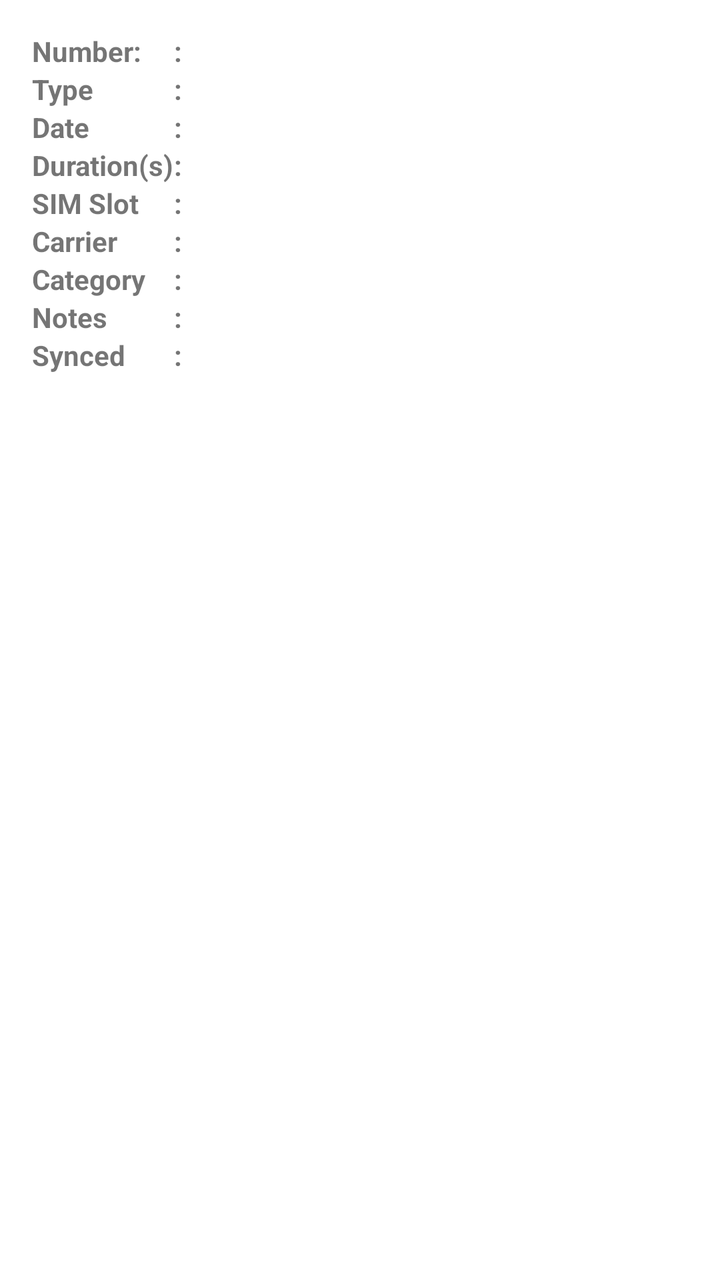
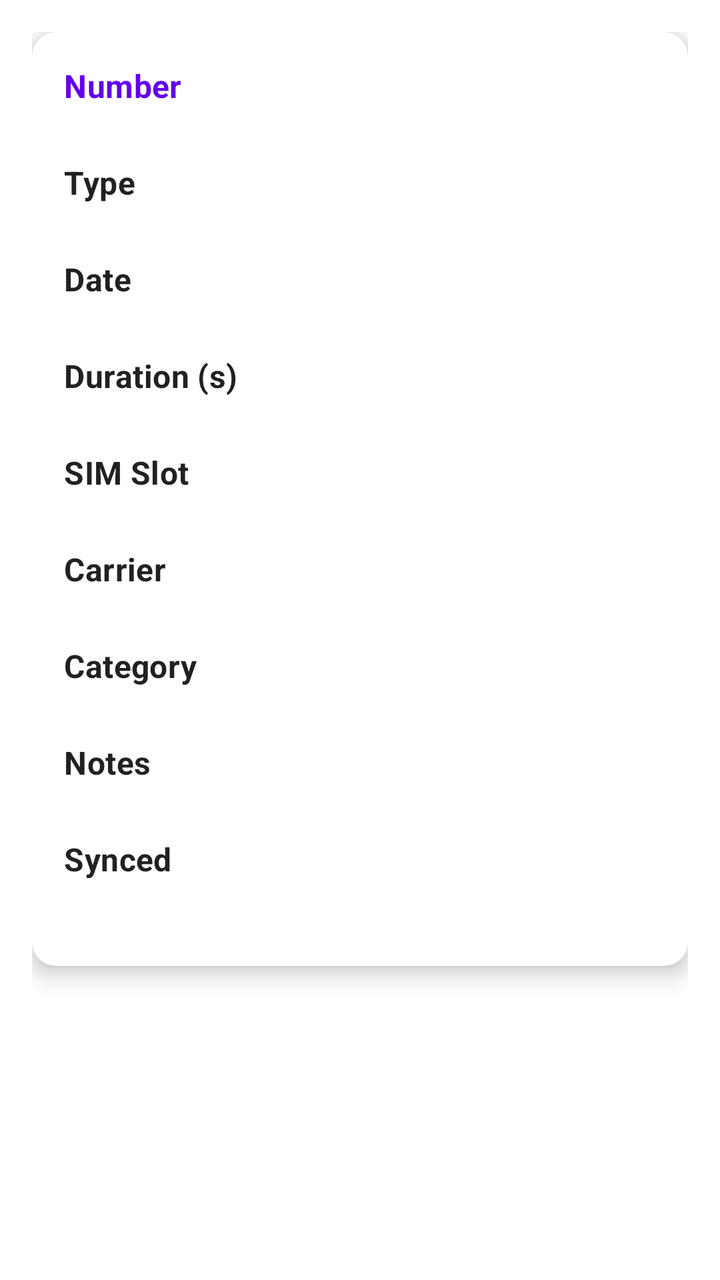

Two renders of the same Android screen: before a commit and after it. Below are the layout's source before the change and the commit's diff.
<!-- AndroidManifest.xml: application theme Theme.CalltrackApp -->
<!-- res/layout/dialog_call_details.xml -->
<?xml version="1.0" encoding="utf-8"?>
<ScrollView xmlns:android="http://schemas.android.com/apk/res/android"
    android:layout_width="match_parent"
    android:layout_height="wrap_content"
    android:padding="16dp">

    <TableLayout
        android:layout_width="match_parent"
        android:layout_height="wrap_content"
        android:stretchColumns="2">

        <TableRow>
            <TextView android:text="Number:" android:textStyle="bold"/>
            <TextView android:text="@string/colon" android:textStyle="bold"/>
            <TextView android:id="@+id/tvDetailNumber"/>
        </TableRow>

        <TableRow>
            <TextView android:text="Type" android:textStyle="bold"/>
            <TextView android:text="@string/colon" android:textStyle="bold"/>
            <TextView android:id="@+id/tvDetailType"/>
        </TableRow>

        <TableRow>
            <TextView android:text="Date" android:textStyle="bold"/>
            <TextView android:text="@string/colon" android:textStyle="bold"/>
            <TextView android:id="@+id/tvDetailDate"/>
        </TableRow>

        <TableRow>
            <TextView android:text="Duration(s)" android:textStyle="bold"/>
            <TextView android:text="@string/colon" android:textStyle="bold"/>
            <TextView android:id="@+id/tvDetailDuration"/>
        </TableRow>

        <TableRow>
            <TextView android:text="SIM Slot" android:textStyle="bold"/>
            <TextView android:text="@string/colon" android:textStyle="bold"/>
            <TextView android:id="@+id/tvDetailSimSlot"/>
        </TableRow>

        <TableRow>
            <TextView android:text="Carrier" android:textStyle="bold"/>
            <TextView android:text="@string/colon" android:textStyle="bold"/>
            <TextView android:id="@+id/tvDetailCarrier"/>
        </TableRow>

        <TableRow>
            <TextView android:text="Category" android:textStyle="bold"/>
            <TextView android:text="@string/colon" android:textStyle="bold"/>
            <TextView android:id="@+id/tvDetailCategory"/>
        </TableRow>

        <TableRow>
            <TextView android:text="Notes" android:textStyle="bold"/>
            <TextView android:text="@string/colon" android:textStyle="bold"/>
            <TextView android:id="@+id/tvDetailNotes"/>
        </TableRow>

        <TableRow>
            <TextView android:text="Synced" android:textStyle="bold"/>
            <TextView android:text="@string/colon" android:textStyle="bold"/>
            <TextView android:id="@+id/tvSynced"/>
        </TableRow>

    </TableLayout>
</ScrollView>
<!-- resources referenced by this layout -->
<resources>
  <string name="colon">:</string>
  <style name="Theme.CalltrackApp" parent="Theme.MaterialComponents.DayNight.DarkActionBar">
          
          <item name="colorPrimary">@color/purple_500</item>
          <item name="colorPrimaryVariant">@color/purple_700</item>
          <item name="colorOnPrimary">@color/white</item>
          
          <item name="colorSecondary">@color/teal_200</item>
          <item name="colorSecondaryVariant">@color/teal_700</item>
          <item name="colorOnSecondary">@color/black</item>
          
          <item name="android:statusBarColor">?attr/colorPrimaryVariant</item>
          
      </style>
  <color name="purple_500">#FF6200EE</color>
  <color name="purple_700">#FF3700B3</color>
  <color name="white">#FFFFFFFF</color>
  <color name="teal_200">#FF03DAC5</color>
  <color name="teal_700">#FF018786</color>
  <color name="black">#FF000000</color>
</resources>

<!-- the commit's change to res/layout/dialog_call_details.xml (unified diff, before → after) -->
@@ -1,67 +1,152 @@
 <?xml version="1.0" encoding="utf-8"?>
 <ScrollView xmlns:android="http://schemas.android.com/apk/res/android"
+    xmlns:app="http://schemas.android.com/apk/res-auto"
     android:layout_width="match_parent"
     android:layout_height="wrap_content"
     android:padding="16dp">
 
-    <TableLayout
+    <com.google.android.material.card.MaterialCardView
         android:layout_width="match_parent"
         android:layout_height="wrap_content"
-        android:stretchColumns="2">
+        app:cardCornerRadius="12dp"
+        app:cardElevation="6dp"
+        android:layout_marginBottom="16dp"
+        android:background="?attr/colorSurface">
 
-        <TableRow>
-            <TextView android:text="Number:" android:textStyle="bold"/>
-            <TextView android:text="@string/colon" android:textStyle="bold"/>
-            <TextView android:id="@+id/tvDetailNumber"/>
-        </TableRow>
+        <LinearLayout
+            android:orientation="vertical"
+            android:padding="16dp"
+            android:layout_width="match_parent"
+            android:layout_height="wrap_content">
 
-        <TableRow>
-            <TextView android:text="Type" android:textStyle="bold"/>
-            <TextView android:text="@string/colon" android:textStyle="bold"/>
-            <TextView android:id="@+id/tvDetailType"/>
-        </TableRow>
+            
+            <TextView
+                android:text="Number"
+                android:textStyle="bold"
+                android:textAppearance="?attr/textAppearanceSubtitle1"
+                android:textColor="?attr/colorPrimary"
+                android:layout_width="wrap_content"
+                android:layout_height="wrap_content"/>
+            <TextView
+                android:id="@+id/tvDetailNumber"
+                android:textAppearance="?attr/textAppearanceBody1"
+                android:textColor="?android:attr/textColorPrimary"
+                android:layout_width="wrap_content"
+                android:layout_height="wrap_content"
+                android:layout_marginBottom="5dp"/>
 
-        <TableRow>
-            <TextView android:text="Date" android:textStyle="bold"/>
-            <TextView android:text="@string/colon" android:textStyle="bold"/>
-            <TextView android:id="@+id/tvDetailDate"/>
-        </TableRow>
+            
+            <TextView
+                android:text="Type"
+                android:textStyle="bold"
+                android:textAppearance="?attr/textAppearanceSubtitle1"
+                android:layout_width="wrap_content"
+                android:layout_height="wrap_content"/>
+            <TextView
+                android:id="@+id/tvDetailType"
+                android:textAppearance="?attr/textAppearanceBody1"
+                android:layout_width="wrap_content"
+                android:layout_height="wrap_content"
+                android:layout_marginBottom="5dp"/>
 
-        <TableRow>
-            <TextView android:text="Duration(s)" android:textStyle="bold"/>
-            <TextView android:text="@string/colon" android:textStyle="bold"/>
-            <TextView android:id="@+id/tvDetailDuration"/>
-        </TableRow>
+            
+            <TextView
+                android:text="Date"
+                android:textStyle="bold"
+                android:textAppearance="?attr/textAppearanceSubtitle1"
+                android:layout_width="wrap_content"
+                android:layout_height="wrap_content"/>
+            <TextView
+                android:id="@+id/tvDetailDate"
+                android:textAppearance="?attr/textAppearanceBody1"
+                android:layout_width="wrap_content"
+                android:layout_height="wrap_content"
+                android:layout_marginBottom="5dp"/>
 
-        <TableRow>
-            <TextView android:text="SIM Slot" android:textStyle="bold"/>
-            <TextView android:text="@string/colon" android:textStyle="bold"/>
-            <TextView android:id="@+id/tvDetailSimSlot"/>
-        </TableRow>
+            
+            <TextView
+                android:text="Duration (s)"
+                android:textStyle="bold"
+                android:textAppearance="?attr/textAppearanceSubtitle1"
+                android:layout_width="wrap_content"
+                android:layout_height="wrap_content"/>
+            <TextView
+                android:id="@+id/tvDetailDuration"
+                android:textAppearance="?attr/textAppearanceBody1"
+                android:layout_width="wrap_content"
+                android:layout_height="wrap_content"
+                android:layout_marginBottom="5dp"/>
 
-        <TableRow>
-            <TextView android:text="Carrier" android:textStyle="bold"/>
-            <TextView android:text="@string/colon" android:textStyle="bold"/>
-            <TextView android:id="@+id/tvDetailCarrier"/>
-        </TableRow>
+            
+            <TextView
+                android:text="SIM Slot"
+                android:textStyle="bold"
+                android:textAppearance="?attr/textAppearanceSubtitle1"
+                android:layout_width="wrap_content"
+                android:layout_height="wrap_content"/>
+            <TextView
+                android:id="@+id/tvDetailSimSlot"
+                android:textAppearance="?attr/textAppearanceBody1"
+                android:layout_width="wrap_content"
+                android:layout_height="wrap_content"
+                android:layout_marginBottom="5dp"/>
 
-        <TableRow>
-            <TextView android:text="Category" android:textStyle="bold"/>
-            <TextView android:text="@string/colon" android:textStyle="bold"/>
-            <TextView android:id="@+id/tvDetailCategory"/>
-        </TableRow>
+            
+            <TextView
+                android:text="Carrier"
+                android:textStyle="bold"
+                android:textAppearance="?attr/textAppearanceSubtitle1"
+                android:layout_width="wrap_content"
+                android:layout_height="wrap_content"/>
+            <TextView
+                android:id="@+id/tvDetailCarrier"
+                android:textAppearance="?attr/textAppearanceBody1"
+                android:layout_width="wrap_content"
+                android:layout_height="wrap_content"
+                android:layout_marginBottom="5dp"/>
 
-        <TableRow>
-            <TextView android:text="Notes" android:textStyle="bold"/>
-            <TextView android:text="@string/colon" android:textStyle="bold"/>
-            <TextView android:id="@+id/tvDetailNotes"/>
-        </TableRow>
+            
+            <TextView
+                android:text="Category"
+                android:textStyle="bold"
+                android:textAppearance="?attr/textAppearanceSubtitle1"
+                android:layout_width="wrap_content"
+                android:layout_height="wrap_content"/>
+            <TextView
+                android:id="@+id/tvDetailCategory"
+                android:textAppearance="?attr/textAppearanceBody1"
+                android:layout_width="wrap_content"
+                android:layout_height="wrap_content"
+                android:layout_marginBottom="5dp"/>
 
-        <TableRow>
-            <TextView android:text="Synced" android:textStyle="bold"/>
-            <TextView android:text="@string/colon" android:textStyle="bold"/>
-            <TextView android:id="@+id/tvSynced"/>
-        </TableRow>
+            
+            <TextView
+                android:text="Notes"
+                android:textStyle="bold"
+                android:textAppearance="?attr/textAppearanceSubtitle1"
+                android:layout_width="wrap_content"
+                android:layout_height="wrap_content"/>
+            <TextView
+                android:id="@+id/tvDetailNotes"
+                android:textAppearance="?attr/textAppearanceBody1"
+                android:layout_width="wrap_content"
+                android:layout_height="wrap_content"
+                android:layout_marginBottom="5dp"/>
 
-    </TableLayout>
+            
+            <TextView
+                android:text="Synced"
+                android:textStyle="bold"
+                android:textAppearance="?attr/textAppearanceSubtitle1"
+                android:layout_width="wrap_content"
+                android:layout_height="wrap_content"/>
+            <TextView
+                android:id="@+id/tvSynced"
+                android:textAppearance="?attr/textAppearanceBody1"
+                android:layout_width="wrap_content"
+                android:layout_height="wrap_content"
+                android:layout_marginBottom="5dp"/>
+
+        </LinearLayout>
+    </com.google.android.material.card.MaterialCardView>
 </ScrollView>
<!-- resource entries referenced after the edit -->
@@ -1,6 +1,5 @@
 <!-- resources referenced by this layout -->
 <resources>
-  <string name="colon">:</string>
   <style name="Theme.CalltrackApp" parent="Theme.MaterialComponents.DayNight.DarkActionBar">
           
           <item name="colorPrimary">@color/purple_500</item>
